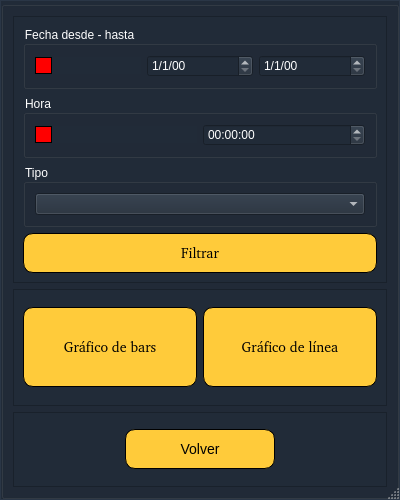
The window that EmergencyDispatcher_dialog_statistics.ui (valetobares11/EmergencyDispatcher) describes before a commit, drawn with Qt 5.
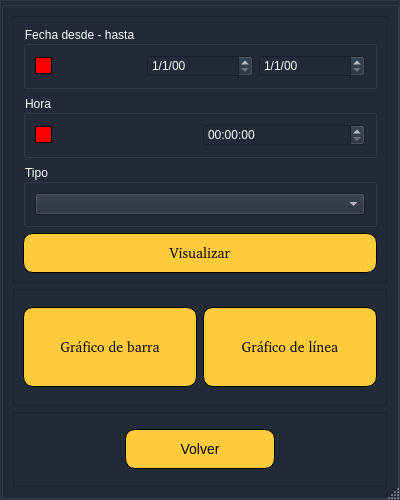
The same window after the commit. Custom widgets are drawn as their Qt base class.

Commit message: modificando detalles de interfaz

Diff of the .ui file:
```diff
--- a/EmergencyDispatcher_dialog_statistics.ui
+++ b/EmergencyDispatcher_dialog_statistics.ui
@@ -124,9 +124,9 @@
            <colorrole role="Base">
             <brush brushstyle="SolidPattern">
              <color alpha="255">
-              <red>255</red>
-              <green>255</green>
-              <blue>255</blue>
+              <red>33</red>
+              <green>43</green>
+              <blue>56</blue>
              </color>
             </brush>
            </colorrole>
@@ -153,9 +153,9 @@
            <colorrole role="Base">
             <brush brushstyle="SolidPattern">
              <color alpha="255">
-              <red>255</red>
-              <green>255</green>
-              <blue>255</blue>
+              <red>33</red>
+              <green>43</green>
+              <blue>56</blue>
              </color>
             </brush>
            </colorrole>
@@ -1267,7 +1267,7 @@
 }</string>
               </property>
               <property name="text">
-               <string>Filtrar</string>
+               <string>Visualizar</string>
               </property>
              </widget>
             </item>
@@ -1316,7 +1316,7 @@
 }</string>
               </property>
               <property name="text">
-               <string>Gráfico de bars</string>
+               <string>Gráfico de barra</string>
               </property>
              </widget>
             </item>
```
The commit also changes 3 other files.
